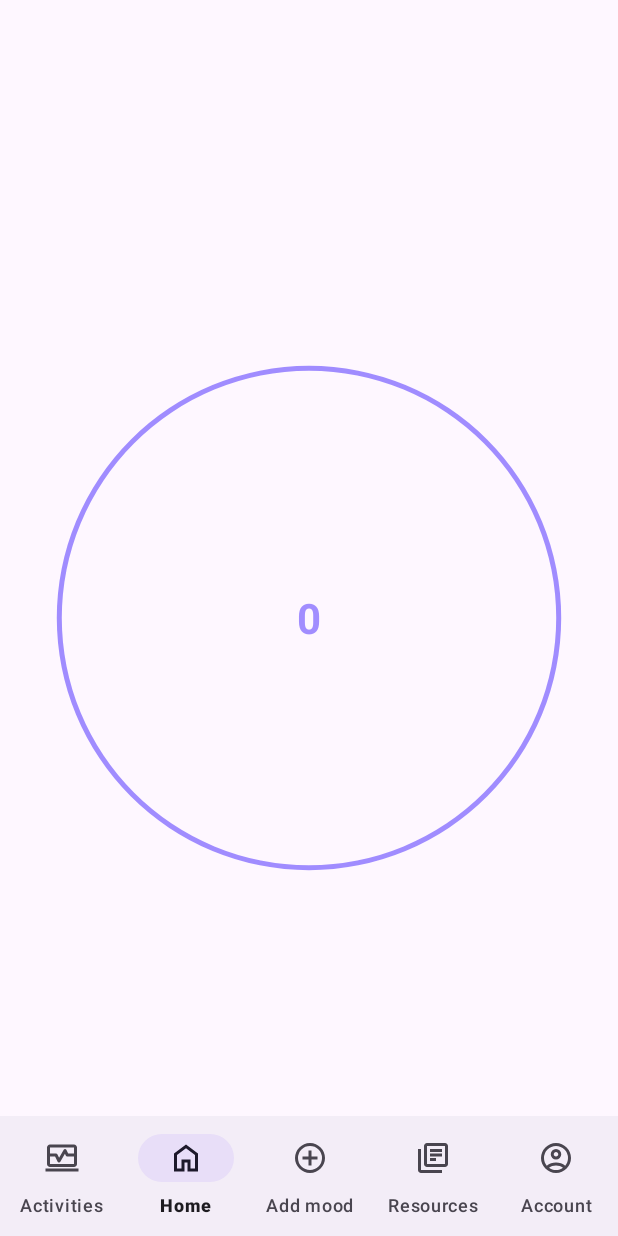
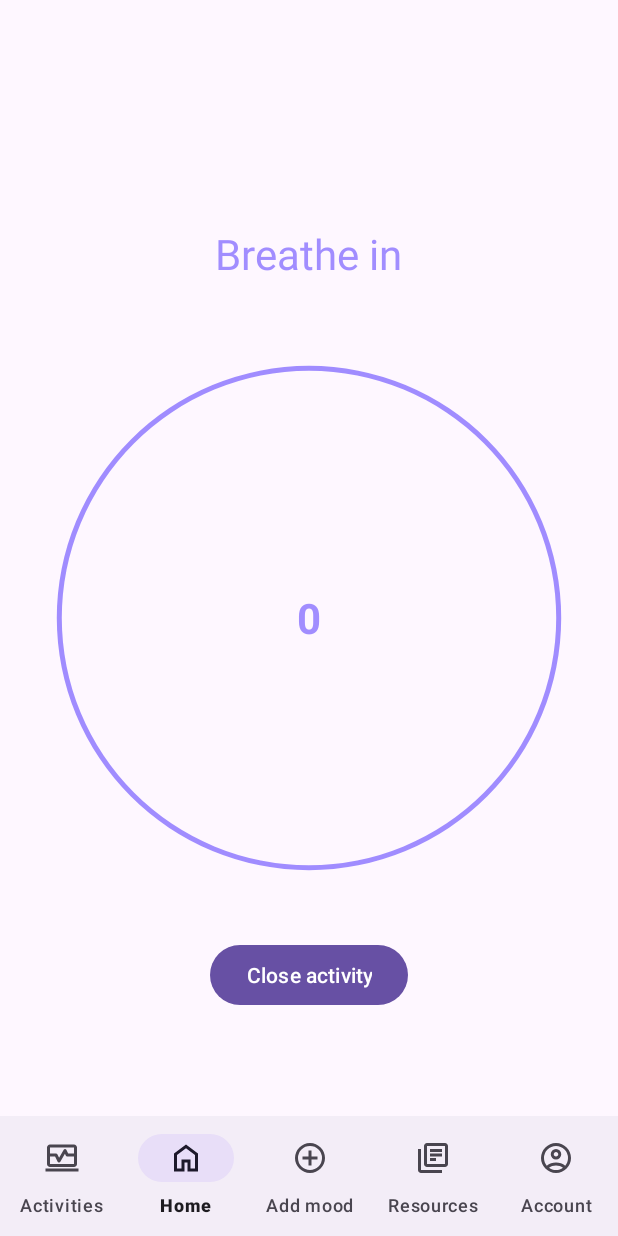
Before and after one commit to SQA-Group-1/feel_good_inc, an Android app: the fragment BreathingFragment placed in its activity, on a phone screen of 412 x 824 dp. Run offline under Robolectric (Android 15) with nearby library versions, the phone set to English and light mode, and no system bars; libraries missing offline, so code that uses them is left out: com.github.sundeepk.compactcalendarview.

Commit message:
reorder breathing activity components

```diff
--- a/app/src/main/java/com/example/feelgoodinc/fragments/BreathingFragment.java
+++ b/app/src/main/java/com/example/feelgoodinc/fragments/BreathingFragment.java
@@ -3,15 +3,19 @@ package com.example.feelgoodinc.fragments;
 import android.os.Bundle;
 
 import androidx.fragment.app.Fragment;
+import androidx.fragment.app.FragmentManager;
 
 import android.os.Handler;
 import android.view.LayoutInflater;
 import android.view.View;
 import android.view.ViewGroup;
+import android.widget.Button;
 import android.widget.ProgressBar;
 import android.widget.TextView;
 
 import com.example.feelgoodinc.R;
+
+import org.w3c.dom.Text;
 
 public class BreathingFragment extends Fragment {
     int breathingTime;
@@ -21,8 +25,11 @@ public class BreathingFragment extends Fragment {
                              Bundle savedInstanceState) {
         // Inflate the layout for this fragment
         View view = inflater.inflate(R.layout.fragment_breathing, container, false);
+        Button close = view.findViewById(R.id.breathActivityClose);
+        close.setOnClickListener(l ->{closeActivity();});
         ProgressBar progressBar = view.findViewById(R.id.progress_bar);
         TextView progressText = view.findViewById(R.id.progress_text);
+        TextView instructions = view.findViewById(R.id.breathInstruction);
         final Handler handler = new Handler();
         handler.postDelayed(new Runnable() {
             @Override
@@ -30,13 +37,14 @@ public class BreathingFragment extends Fragment {
                 // set the limitations for the numeric
                 // text under the progress bar
                 if (breathingTime <= 4) {
+                    instructions.setText(R.string.breathe_in);
                     String time = "" + breathingTime;
                     progressText.setText(time);
                     progressBar.setProgress(breathingTime,true);
                     breathingTime++;
                     handler.postDelayed(this, 1000);
                 }else{
-                    progressText.setText(R.string.breathe_out);
+                    instructions.setText(R.string.breathe_out);
                     if(exhale >= 0){
                         String time = "" + exhale;
                         progressText.setText(time);
@@ -44,6 +52,7 @@ public class BreathingFragment extends Fragment {
                         exhale--;
                         handler.postDelayed(this, 1000);
                     }else{
+                        instructions.setText("");
                         progressText.setText(R.string.congratulations);
                         handler.removeCallbacks(this);
                     }
@@ -53,4 +62,12 @@ public class BreathingFragment extends Fragment {
         return view;
 
     }
+
+    public void closeActivity(){
+        FragmentManager fm = requireActivity().getSupportFragmentManager();
+        ActivityFragment activityFragment = new ActivityFragment();
+        fm.beginTransaction()
+                .replace(R.id.flFragment, activityFragment)
+                .commit();
+    }
 }
--- a/app/src/main/res/layout/fragment_breathing.xml
+++ b/app/src/main/res/layout/fragment_breathing.xml
@@ -6,6 +6,15 @@
     android:background="?android:attr/colorBackground"
     tools:context=".fragments.BreathingFragment">
 
+    <TextView
+        android:id="@+id/breathInstruction"
+        android:layout_width="wrap_content"
+        android:layout_height="wrap_content"
+        android:textColor="@color/primary"
+        android:layout_gravity="center_horizontal"
+        android:layout_marginTop="150dp"
+        android:textSize="28sp"
+        />
     <RelativeLayout
         android:id="@+id/progress_layout"
         android:layout_width="wrap_content"
@@ -30,10 +39,17 @@
             android:layout_alignParentEnd="true"
             android:layout_centerVertical="true"
             android:gravity="center"
-            android:text="@string/breathe_in"
             android:textColor="@color/primary"
             android:textSize="28sp"
             android:textStyle="bold" />
     </RelativeLayout>
+    <Button
+        android:id="@+id/breathActivityClose"
+        android:text="@string/close_activity"
+        android:layout_width="wrap_content"
+        android:layout_height="48dp"
+        android:layout_gravity="bottom|center"
+        android:layout_marginBottom="150dp"
+        />
 
 </FrameLayout>
--- a/app/src/main/res/values/strings.xml
+++ b/app/src/main/res/values/strings.xml
@@ -41,5 +41,6 @@
     <string name="breathe_in">Breathe in</string>
     <string name="breathe_out">Breathe out</string>
     <string name="congratulations">Congratulations</string>
+    <string name="close_activity">Close activity</string>
 
 </resources>
```
